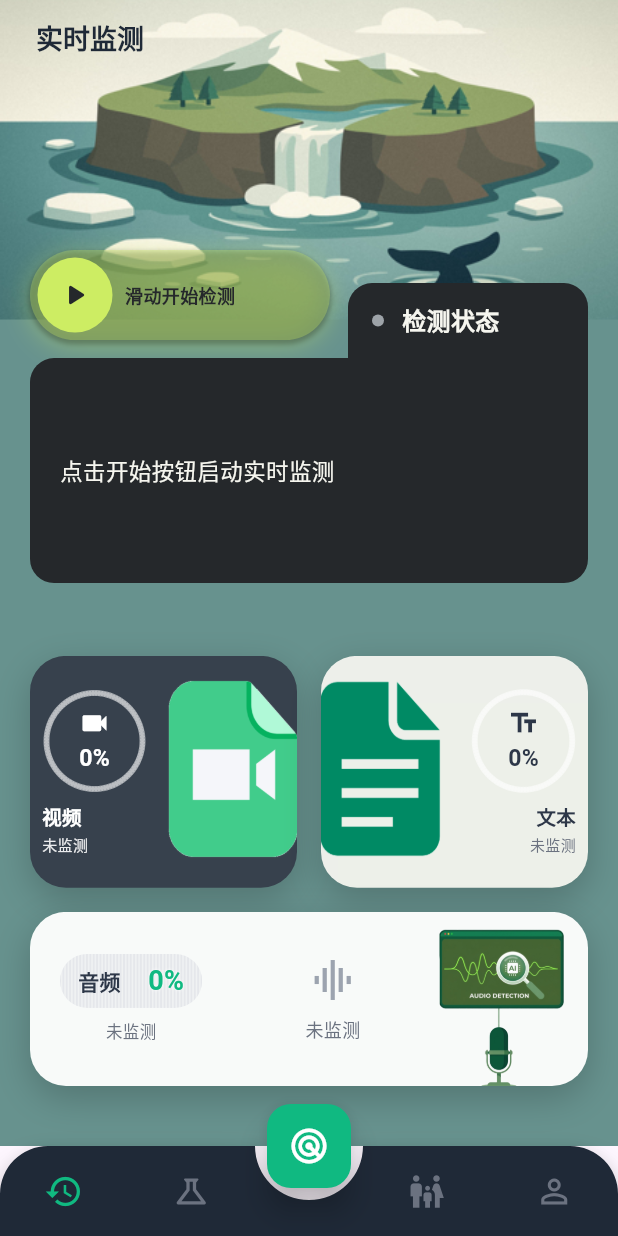
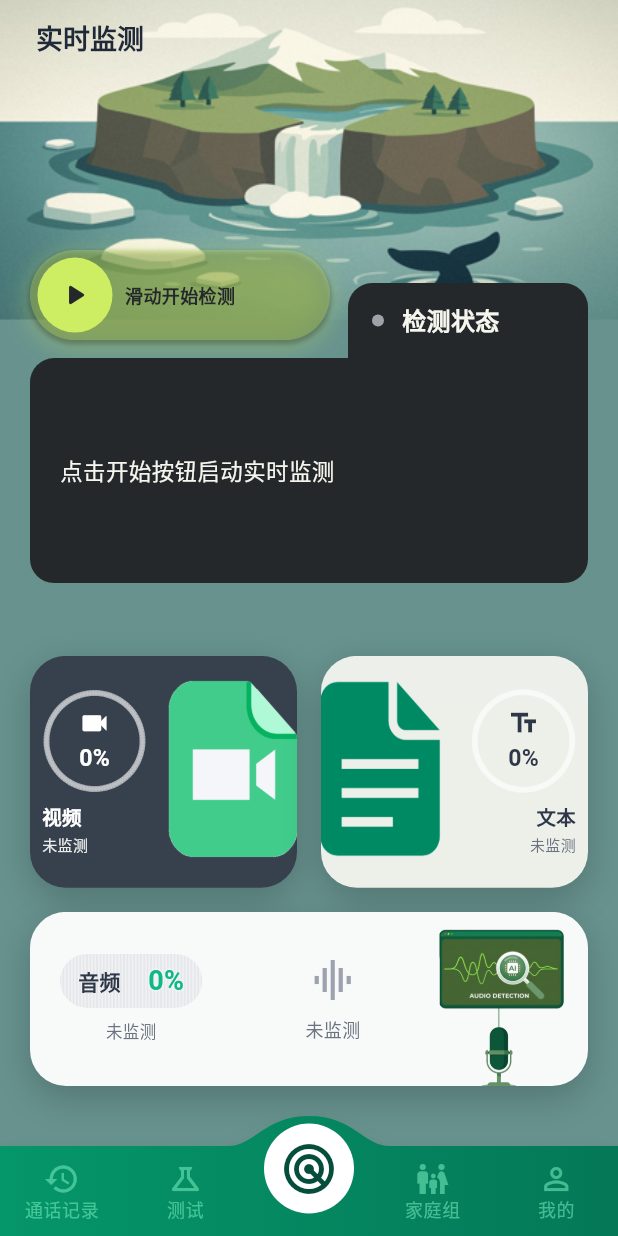
Before and after one commit to izkaaaaa/ai_anti_fraud_detection_system_frontend, a Flutter app: the MainPage screen opened directly, on a phone screen of 412 x 824 dp. Run offline on Flutter 3.47's test engine with Material 3 defaults, Android fonts, the phone set to English and light mode, and no system bars; drawn by our look-alikes of action_slider, animated_bottom_navigation_bar, convex_bottom_bar, step_progress_indicator; our stand-ins replace dio, flutter_markdown, get, permission_handler, shared_preferences; missing offline and left inert: flutter_foreground_task, flutter_sound; accounts and stored records are empty.

Commit message:
导航栏更新

```diff
--- a/lib/pages/Main/index.dart
+++ b/lib/pages/Main/index.dart
@@ -7,7 +7,7 @@ import 'package:ai_anti_fraud_detection_system_frontend/pages/Profile/index.dart
 import 'package:ai_anti_fraud_detection_system_frontend/pages/Test/index.dart';
 import 'package:ai_anti_fraud_detection_system_frontend/utils/PermissionManager.dart';
 import 'package:shared_preferences/shared_preferences.dart';
-import 'package:animated_bottom_navigation_bar/animated_bottom_navigation_bar.dart';
+import 'package:convex_bottom_bar/convex_bottom_bar.dart';
 
 class MainPage extends StatefulWidget {
   const MainPage({super.key});
@@ -16,7 +16,7 @@ class MainPage extends StatefulWidget {
   _MainPageState createState() => _MainPageState();
 }
 
-class _MainPageState extends State<MainPage> with SingleTickerProviderStateMixin {
+class _MainPageState extends State<MainPage> {
   int _currentIndex = 2; // 默认显示实时监测页面
   final PermissionManager _permissionManager = PermissionManager();
   bool _hasRequestedPermissions = false;
@@ -27,14 +27,6 @@ class _MainPageState extends State<MainPage> with SingleTickerProviderStateMixin
     DetectionPage(),
     FamilyPage(),
     ProfilePage(),
-  ];
-
-  // 导航栏图标列表（左边2个，右边2个）
-  final List<IconData> _iconList = [
-    Icons.history,
-    Icons.science_outlined,
-    Icons.family_restroom,
-    Icons.person_outline,
   ];
 
   @override
@@ -65,46 +57,34 @@ class _MainPageState extends State<MainPage> with SingleTickerProviderStateMixin
   Widget build(BuildContext context) {
     return Scaffold(
       body: _pages[_currentIndex],
-      floatingActionButton: FloatingActionButton(
-        onPressed: () {
+      bottomNavigationBar: ConvexAppBar(
+        style: TabStyle.reactCircle,
+        items: [
+          TabItem(icon: Icons.history, title: '通话记录'),
+          TabItem(icon: Icons.science_outlined, title: '测试'),
+          TabItem(icon: Icons.radar, title: '实时监测'),
+          TabItem(icon: Icons.family_restroom, title: '家庭组'),
+          TabItem(icon: Icons.person_outline, title: '我的'),
+        ],
+        initialActiveIndex: _currentIndex,
+        onTap: (int index) {
           setState(() {
-            _currentIndex = 2; // 跳转到实时监测页（中间）
+            _currentIndex = index;
           });
         },
-        backgroundColor: Color(0xFF10B981), // 翠绿色
-        child: Icon(
-          Icons.radar,
-          color: Colors.white,
-          size: 28,
+        // 墨绿色系配色
+        backgroundColor: Color(0xFF064E3B), // 墨绿色背景
+        activeColor: Colors.white, // 激活时的图标和文字颜色
+        color: Color(0xFF6EE7B7).withOpacity(0.6), // 未激活时的图标和文字颜色（浅绿色半透明）
+        gradient: LinearGradient(
+          colors: [
+            Color(0xFF059669), // 深绿色
+            Color(0xFF047857), // 墨绿色
+          ],
         ),
-        elevation: 8,
-      ),
-      floatingActionButtonLocation: FloatingActionButtonLocation.centerDocked,
-      bottomNavigationBar: AnimatedBottomNavigationBar(
-        icons: _iconList,
-        activeIndex: _currentIndex == 2 ? 0 : (_currentIndex > 2 ? _currentIndex - 1 : _currentIndex),
-        gapLocation: GapLocation.center,
-        notchSmoothness: NotchSmoothness.verySmoothEdge,
-        leftCornerRadius: 32,
-        rightCornerRadius: 32,
-        onTap: (index) {
-          setState(() {
-            // 映射索引：0->0(通话记录), 1->1(测试), 2->3(家庭组), 3->4(我的)
-            if (index >= 2) {
-              _currentIndex = index + 1;
-            } else {
-              _currentIndex = index;
-            }
-          });
-        },
-        // 黑绿色系配色
-        backgroundColor: Color(0xFF1F2937), // 深灰黑色
-        activeColor: Color(0xFF10B981), // 翠绿色
-        inactiveColor: Color(0xFF6B7280), // 中灰色
-        splashColor: Color(0xFF10B981).withOpacity(0.3),
-        splashSpeedInMilliseconds: 300,
-        iconSize: 26,
         height: 60,
+        top: -20,
+        curveSize: 80,
         elevation: 8,
       ),
     );
--- a/pubspec.yaml
+++ b/pubspec.yaml
@@ -55,6 +55,7 @@ dependencies:
   action_slider: ^0.7.0
   step_progress_indicator: ^1.0.2
   animated_bottom_navigation_bar: ^1.4.0
+  convex_bottom_bar: ^3.2.0
 
 dev_dependencies:
   flutter_test:
```
Also changed, not shown: pubspec.lock.
